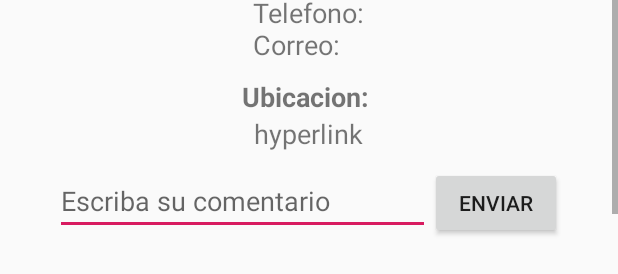
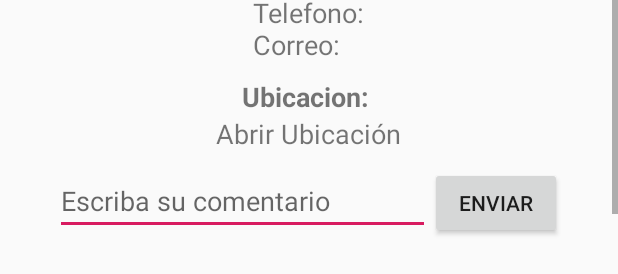
Before and after one commit to nicole239/FindMyRestaurant-FrontEnd, an Android app: the layout activity_detalle_restaurante.xml on its own in the app's theme, with its tools: preview values and no code run, on a phone screen of 412 x 824 dp. Shown: the part 860-1134 px from the top of the screen. Run offline under Robolectric (Android 15) with nearby library versions, the phone set to English and light mode, and no system bars.

Commit message:
View location in restaurant detail

```diff
--- a/app/src/main/AndroidManifest.xml
+++ b/app/src/main/AndroidManifest.xml
@@ -8,6 +8,8 @@
     <uses-permission android:name="android.permission.CAMERA" />
     <uses-permission android:name="android.permission.READ_EXTERNAL_STORAGE" />
     <uses-permission android:name="android.permission.WRITE_EXTERNAL_STORAGE" />
+
+    <uses-feature android:name="android.hardware.camera" android:required="true" />
 
     <application
         android:allowBackup="true"
--- a/app/src/main/res/layout/activity_detalle_restaurante.xml
+++ b/app/src/main/res/layout/activity_detalle_restaurante.xml
@@ -249,7 +249,8 @@
                         android:id="@+id/detalle_restaurante_ubicacion_contenido_TV"
                         android:layout_width="wrap_content"
                         android:layout_height="wrap_content"
-                        android:text=" hyperlink "
+                        android:onClick="setMap"
+                        android:text="Abrir Ubicación"
                         android:textSize="18sp"></TextView>
 
                 </LinearLayout>
--- a/app/src/main/res/layout/activity_select_place.xml
+++ b/app/src/main/res/layout/activity_select_place.xml
@@ -52,12 +52,14 @@
             android:name="com.google.android.gms.maps.SupportMapFragment"
             android:layout_width="match_parent"
             android:layout_height="match_parent" />
+
         <TextView
+            android:id="@+id/txtSelectLocation"
             android:layout_width="wrap_content"
             android:layout_height="wrap_content"
-            android:translationY="-12dp"
+            android:layout_centerInParent="true"
             android:background="@drawable/ic_location_select"
-            android:layout_centerInParent="true"/>
+            android:translationY="-12dp" />
     </RelativeLayout>
 
     <Button
```
Also changed, not shown: app/src/main/java/tec/findmyrestaurant/view/DetalleRestauranteActivity.java (+19 -2 lines), app/src/main/java/tec/findmyrestaurant/view/SelectPlaceActivity.java (+10 -0 lines).
